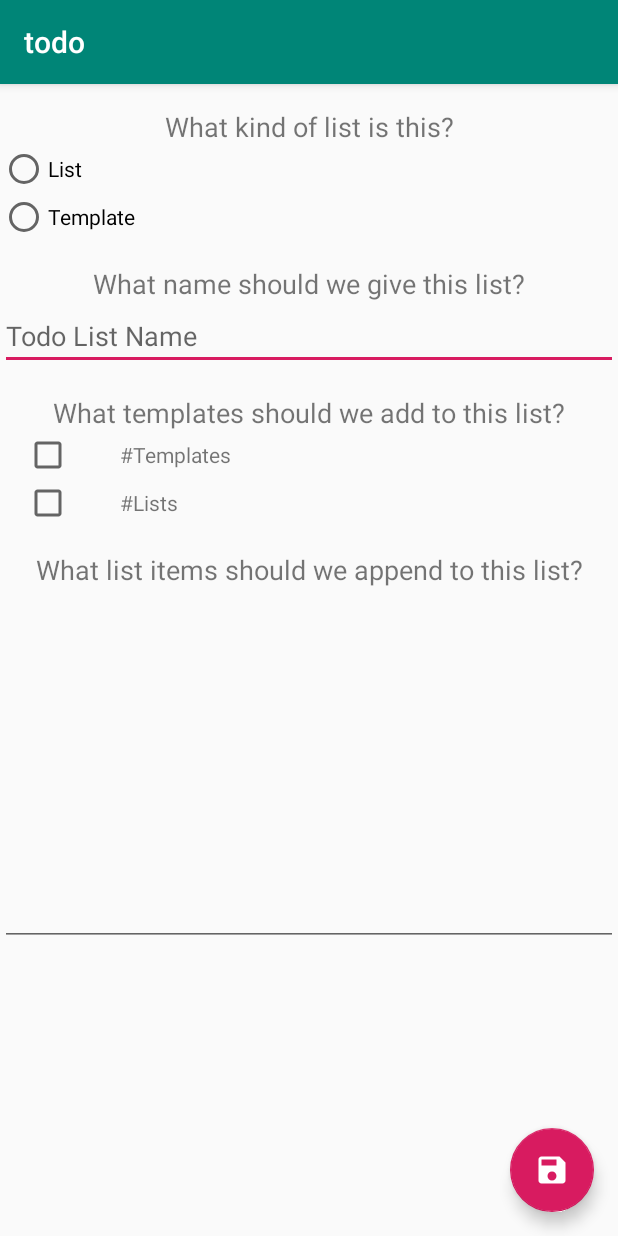
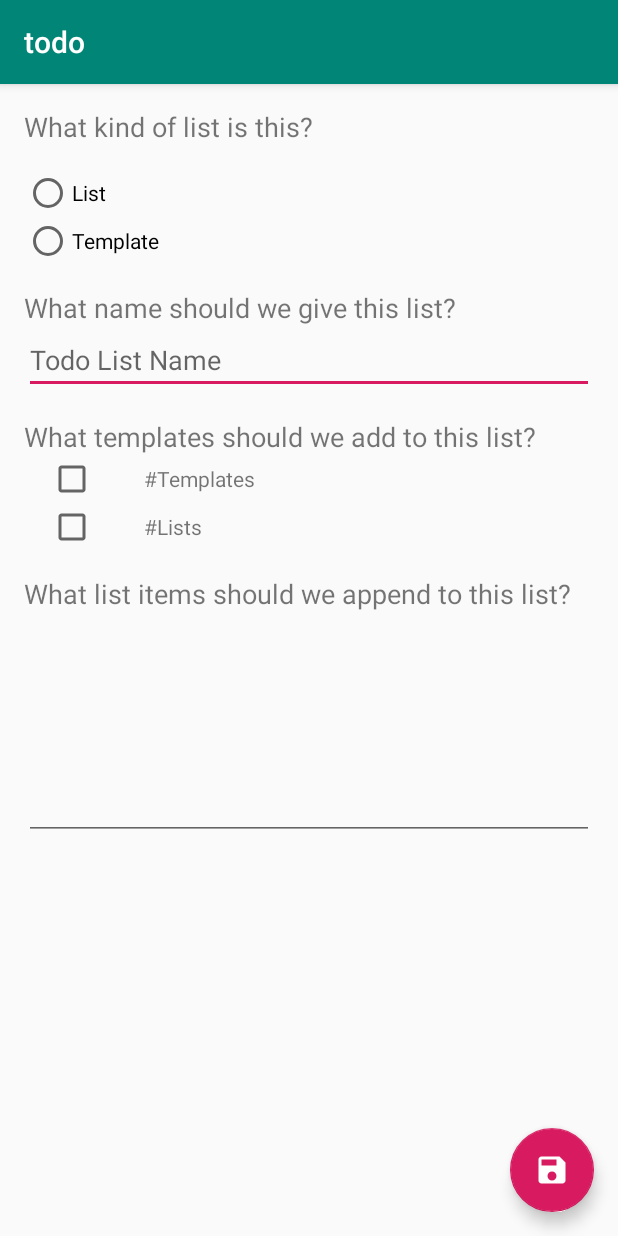
Before and after one commit to quinnjn/todo-app, an Android app: the CreateActivity screen opened directly, with no data from a screen before it, on a phone screen of 412 x 824 dp. Run offline under Robolectric (Android 15) with nearby library versions, the phone set to English and light mode, and no system bars.

Commit message:
Text area for creating a list
and other UI touch ups

```diff
--- a/app/src/main/res/layout/content_create.xml
+++ b/app/src/main/res/layout/content_create.xml
@@ -6,6 +6,7 @@
         android:layout_width="match_parent"
         android:layout_height="match_parent"
         app:layout_behavior="@string/appbar_scrolling_view_behavior"
+        android:layout_margin="16dp"
         tools:showIn="@layout/activity_create"
         tools:context=".create.CreateActivity">
 
@@ -13,17 +14,15 @@
             android:id="@+id/text_list_type"
             android:text="What kind of list is this?"
             android:textSize="18sp"
-            android:layout_margin="16dp"
             android:layout_width="wrap_content"
             android:layout_height="wrap_content"
-            app:layout_constraintLeft_toLeftOf="parent"
-            app:layout_constraintRight_toRightOf="parent"
             app:layout_constraintTop_toTopOf="parent"/>
 
     <RadioGroup
             android:id="@+id/radio_list_type"
             android:layout_width="match_parent"
             android:layout_height="wrap_content"
+            android:layout_marginTop="16dp"
             app:layout_constraintLeft_toLeftOf="parent"
             app:layout_constraintRight_toRightOf="parent"
             app:layout_constraintTop_toBottomOf="@id/text_list_type">
@@ -48,8 +47,6 @@
             android:layout_margin="16dp"
             android:layout_width="wrap_content"
             android:layout_height="wrap_content"
-            app:layout_constraintLeft_toLeftOf="parent"
-            app:layout_constraintRight_toRightOf="parent"
             app:layout_constraintTop_toBottomOf="@id/radio_list_type"/>
 
     <EditText
@@ -68,8 +65,6 @@
             android:layout_margin="16dp"
             android:layout_width="wrap_content"
             android:layout_height="wrap_content"
-            app:layout_constraintLeft_toLeftOf="parent"
-            app:layout_constraintRight_toRightOf="parent"
             app:layout_constraintTop_toBottomOf="@id/name"/>
 
     <LinearLayout
@@ -88,8 +83,6 @@
             android:layout_margin="16dp"
             android:layout_width="wrap_content"
             android:layout_height="wrap_content"
-            app:layout_constraintLeft_toLeftOf="parent"
-            app:layout_constraintRight_toRightOf="parent"
             app:layout_constraintTop_toBottomOf="@id/templates"/>
 
     <EditText
@@ -99,6 +92,10 @@
             app:layout_constraintLeft_toLeftOf="parent"
             app:layout_constraintRight_toRightOf="parent"
             app:layout_constraintTop_toBottomOf="@id/text_content"
-            app:layout_constraintBottom_toBottomOf="parent"/>
+            android:gravity="top|left"
+            android:overScrollMode="always"
+            android:minLines="6"
+            android:textAppearance="@style/TextAppearance.AppCompat.Medium"
+            android:scrollHorizontally="false"/>
 
 </androidx.constraintlayout.widget.ConstraintLayout>
```
